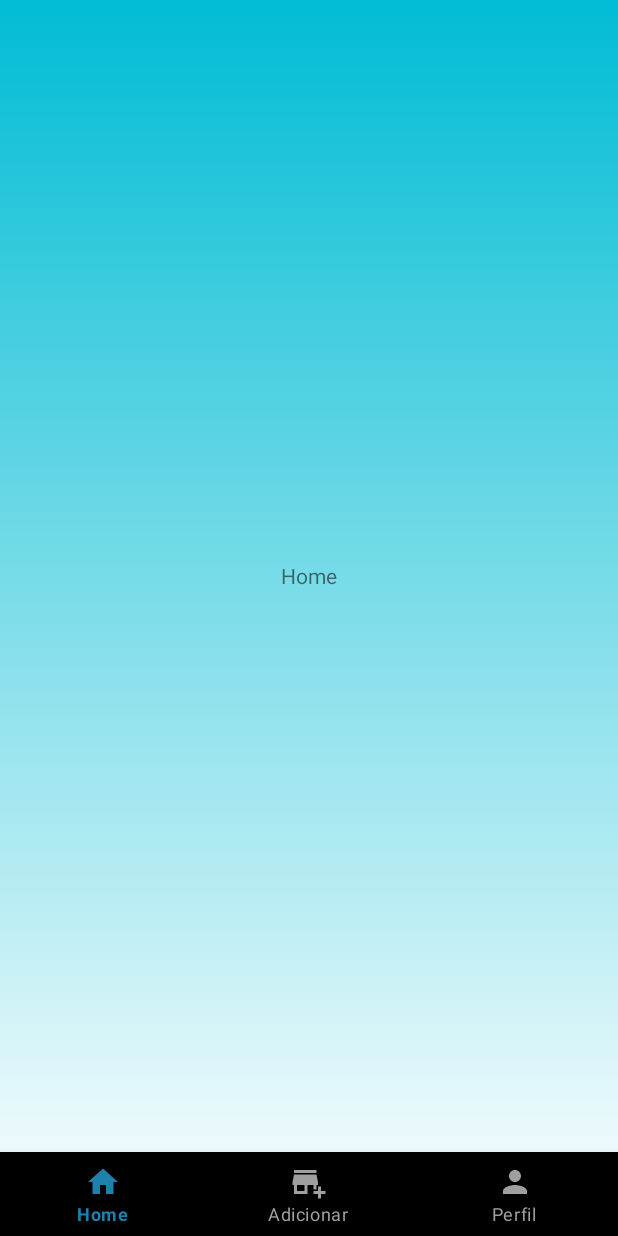
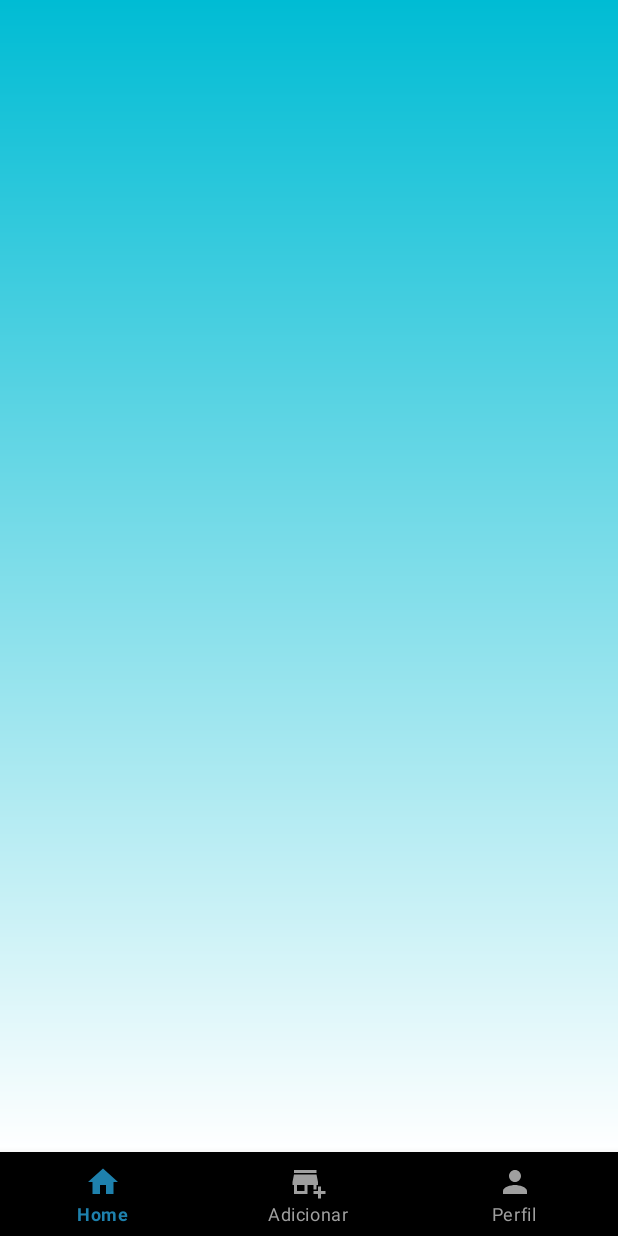
Before and after one commit to tankmester/PIOrlando, an Android app: the homeFragment screen opened directly, with no data from a screen before it, on a phone screen of 412 x 824 dp. Run offline under Robolectric (Android 15) with nearby library versions, the phone set to English and light mode, and no system bars; our stand-ins replace navigation-ui.

Commit message:
Mudança na tela home para um scrollview

```diff
--- a/app/src/main/res/layout/fragment_adicionar_produtos.xml
+++ b/app/src/main/res/layout/fragment_adicionar_produtos.xml
@@ -30,6 +30,7 @@
         tools:ignore="SpeakableTextPresentCheck">
 
         <LinearLayout
+            android:id="@+id/containerProduto"
             android:layout_width="match_parent"
             android:layout_height="wrap_content"
             android:orientation="vertical" />
--- a/app/src/main/res/layout/fragment_home.xml
+++ b/app/src/main/res/layout/fragment_home.xml
@@ -1,15 +1,24 @@
 <?xml version="1.0" encoding="utf-8"?>
-<FrameLayout xmlns:android="http://schemas.android.com/apk/res/android"
+<androidx.constraintlayout.widget.ConstraintLayout xmlns:android="http://schemas.android.com/apk/res/android"
+    xmlns:app="http://schemas.android.com/apk/res-auto"
     xmlns:tools="http://schemas.android.com/tools"
     android:layout_width="match_parent"
     android:layout_height="match_parent"
     tools:context=".homeFragment">
 
-    <!-- TODO: Update blank fragment layout -->
-    <TextView
-        android:gravity="center"
+    <ScrollView
         android:layout_width="match_parent"
         android:layout_height="match_parent"
-        android:text="Home" />
+        android:background="@drawable/background"
+        app:layout_constraintBottom_toBottomOf="parent"
+        app:layout_constraintEnd_toEndOf="parent"
+        app:layout_constraintStart_toStartOf="parent"
+        app:layout_constraintTop_toTopOf="parent">
 
-</FrameLayout>
+        <LinearLayout
+            android:id="@+id/containerHome"
+            android:layout_width="match_parent"
+            android:layout_height="wrap_content"
+            android:orientation="vertical" />
+    </ScrollView>
+</androidx.constraintlayout.widget.ConstraintLayout>
```
